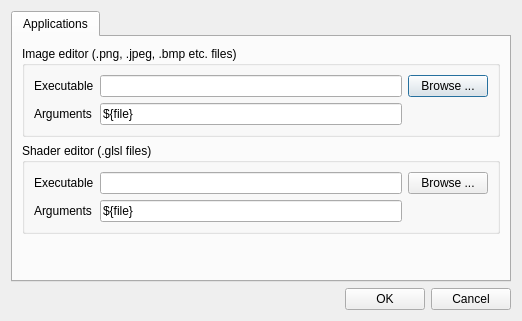
ensisoft/detonator, file editor/gui/dlgsettings.ui: the form before one commit.
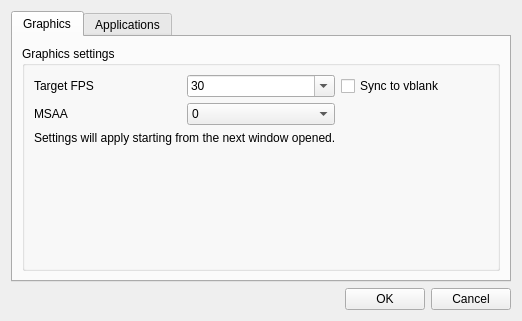
The form after the commit. Icons and pictures are not drawn.

Commit message:
Add editor settings for MSAA, target FPS and sync to vblank on/off
Add editor settings for MSAA, target FPS and sync to vblank on/off.

The edit to the form file:
```diff
--- a/editor/gui/dlgsettings.ui
+++ b/editor/gui/dlgsettings.ui
@@ -23,7 +23,122 @@
      <property name="currentIndex">
       <number>0</number>
      </property>
-     <widget class="QWidget" name="tab">
+     <widget class="QWidget" name="tabEditor">
+      <attribute name="title">
+       <string>Graphics</string>
+      </attribute>
+      <layout class="QVBoxLayout" name="verticalLayout_2">
+       <item>
+        <widget class="QGroupBox" name="groupBox_3">
+         <property name="title">
+          <string>Graphics settings</string>
+         </property>
+         <layout class="QVBoxLayout" name="verticalLayout_4">
+          <item>
+           <layout class="QGridLayout" name="gridLayout_3">
+            <item row="0" column="0">
+             <widget class="QLabel" name="label_5">
+              <property name="text">
+               <string>Target FPS</string>
+              </property>
+             </widget>
+            </item>
+            <item row="0" column="1">
+             <widget class="QComboBox" name="cmbTargetFps">
+              <property name="editable">
+               <bool>true</bool>
+              </property>
+              <item>
+               <property name="text">
+                <string>30</string>
+               </property>
+              </item>
+              <item>
+               <property name="text">
+                <string>60</string>
+               </property>
+              </item>
+              <item>
+               <property name="text">
+                <string>120</string>
+               </property>
+              </item>
+              <item>
+               <property name="text">
+                <string>144</string>
+               </property>
+              </item>
+             </widget>
+            </item>
+            <item row="0" column="2">
+             <widget class="QCheckBox" name="chkVSync">
+              <property name="text">
+               <string>Sync to vblank</string>
+              </property>
+             </widget>
+            </item>
+            <item row="1" column="0">
+             <widget class="QLabel" name="label_6">
+              <property name="text">
+               <string>MSAA</string>
+              </property>
+             </widget>
+            </item>
+            <item row="1" column="1">
+             <widget class="QComboBox" name="cmbMSAA">
+              <property name="editable">
+               <bool>false</bool>
+              </property>
+              <item>
+               <property name="text">
+                <string>0</string>
+               </property>
+              </item>
+              <item>
+               <property name="text">
+                <string>4</string>
+               </property>
+              </item>
+              <item>
+               <property name="text">
+                <string>8</string>
+               </property>
+              </item>
+              <item>
+               <property name="text">
+                <string>16</string>
+               </property>
+              </item>
+             </widget>
+            </item>
+           </layout>
+          </item>
+          <item>
+           <widget class="QLabel" name="label_7">
+            <property name="text">
+             <string>Settings will apply starting from the next window opened.</string>
+            </property>
+           </widget>
+          </item>
+          <item>
+           <spacer name="verticalSpacer_2">
+            <property name="orientation">
+             <enum>Qt::Vertical</enum>
+            </property>
+            <property name="sizeHint" stdset="0">
+             <size>
+              <width>20</width>
+              <height>40</height>
+             </size>
+            </property>
+           </spacer>
+          </item>
+         </layout>
+        </widget>
+       </item>
+      </layout>
+     </widget>
+     <widget class="QWidget" name="tabApps">
       <attribute name="title">
        <string>Applications</string>
       </attribute>
```
The commit also changes 12 other files.
